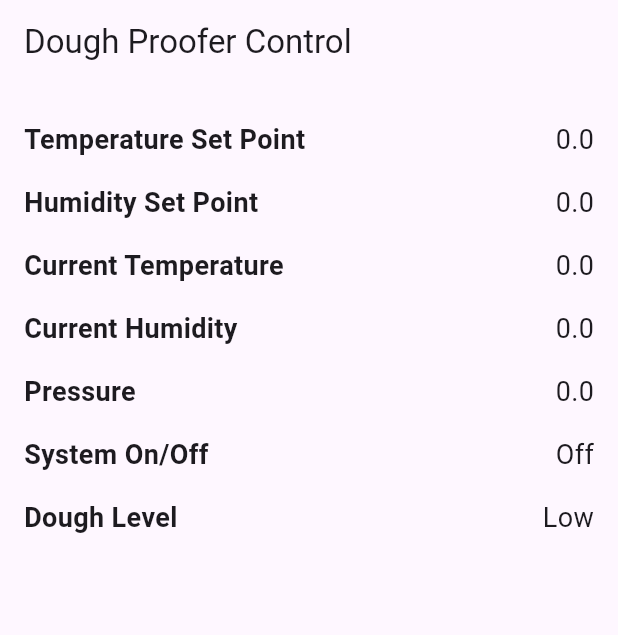
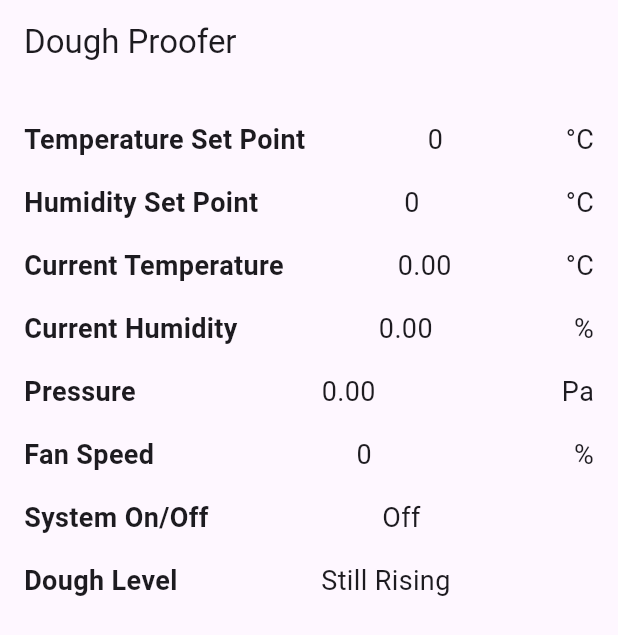
Before and after one commit to AllyTechEngineering/pi_support_app_ios, a Flutter app: the screen it shows after launch, on a phone screen of 412 x 824 dp. Shown: the top 635 px of the screen. Run offline on Flutter 3.47's test engine with Material 3 defaults, Android fonts, the phone set to English and light mode, and no system bars; our stand-ins replace equatable, flutter_bloc; network calls fail.

Commit message:
This commit is just before changing HomeScreen to add the sliders

```diff
--- a/lib/bloc/data_in_cubit/data_in_state.dart
+++ b/lib/bloc/data_in_cubit/data_in_state.dart
@@ -1,39 +1,43 @@
 import 'package:equatable/equatable.dart';
 
 class DataInState extends Equatable {
-  final double temperatureSetPoint;
-  final double humiditySetPoint;
+  final double setpointTemperature;
+  final double setpointHumidity;
   final double currentTemperature;
   final double currentHumidity;
-  final double pressure;
+  final double currentPressure;
+  final int fanSpeed;
   final bool systemOnOff;
   final bool doughLevel;
 
   const DataInState({
-    this.temperatureSetPoint = 0.0,
-    this.humiditySetPoint = 0.0,
+    this.setpointTemperature = 0.0,
+    this.setpointHumidity = 0.0,
     this.currentTemperature = 0.0,
     this.currentHumidity = 0.0,
-    this.pressure = 0.0,
+    this.currentPressure = 0.0,
+    this.fanSpeed = 0,
     this.systemOnOff = false,
     this.doughLevel = false,
   });
 
   DataInState copyWith({
-    double? temperatureSetPoint,
-    double? humiditySetPoint,
+    double? setpointTemperature,
+    double? setpointHumidity,
     double? currentTemperature,
     double? currentHumidity,
-    double? pressure,
+    double? currentPressure,
+    int? fanSpeed,
     bool? systemOnOff,
     bool? doughLevel,
   }) {
     return DataInState(
-      temperatureSetPoint: temperatureSetPoint ?? this.temperatureSetPoint,
-      humiditySetPoint: humiditySetPoint ?? this.humiditySetPoint,
+      setpointTemperature: setpointTemperature ?? this.setpointTemperature,
+      setpointHumidity: setpointHumidity ?? this.setpointHumidity,
       currentTemperature: currentTemperature ?? this.currentTemperature,
       currentHumidity: currentHumidity ?? this.currentHumidity,
-      pressure: pressure ?? this.pressure,
+      currentPressure: currentPressure ?? this.currentPressure,
+      fanSpeed: fanSpeed ?? this.fanSpeed,
       systemOnOff: systemOnOff ?? this.systemOnOff,
       doughLevel: doughLevel ?? this.doughLevel,
     );
@@ -41,17 +45,18 @@ class DataInState extends Equatable {
 
   @override
   List<Object> get props => [
-    temperatureSetPoint,
-    humiditySetPoint,
-    currentTemperature,
-    currentHumidity,
-    pressure,
-    systemOnOff,
-    doughLevel,
-  ];
+        setpointTemperature,
+        setpointHumidity,
+        currentTemperature,
+        currentHumidity,
+        currentPressure,
+        fanSpeed,
+        systemOnOff,
+        doughLevel,
+      ];
 
   @override
   String toString() {
-    return 'DataInState(temperatureSetPoint: $temperatureSetPoint, humiditySetPoint: $humiditySetPoint, currentTemperature: $currentTemperature, currentHumidity: $currentHumidity, pressure: $pressure, systemOnOff: $systemOnOff, doughLevel: $doughLevel)';
+    return 'DataInState(setpointTemperature,: $setpointTemperature,, setpointHumidity;: $setpointHumidity;, currentTemperature: $currentTemperature, currentHumidity: $currentHumidity, currentPressure: $currentPressure, fanSpeed: $fanSpeed, systemOnOff: $systemOnOff, doughLevel: $doughLevel)';
   }
 }
--- /dev/null
+++ b/lib/bloc/set_humidity_cubit/set_humidity_cubit.dart
@@ -0,0 +1,15 @@
+import 'package:flutter_bloc/flutter_bloc.dart';
+import '../repositories/data_repository.dart';
+import 'set_humidity_state.dart';
+
+class SetHumidityCubit extends Cubit<SetHumidityState> {
+  final DataRepository dataRepository;
+
+  SetHumidityCubit({required this.dataRepository})
+      : super(const SetHumidityState(setpointHumidity: 0.0));
+
+  void updateHumidity(double newHumidity) {
+    emit(state.copyWith(setpointHumidity: newHumidity));
+    dataRepository.sendPiData({'setpointHumidity': newHumidity});
+  }
+}
--- /dev/null
+++ b/lib/bloc/set_humidity_cubit/set_humidity_state.dart
@@ -0,0 +1,21 @@
+import 'package:equatable/equatable.dart';
+
+class SetHumidityState extends Equatable {
+  final double setpointHumidity;
+
+  const SetHumidityState({required this.setpointHumidity});
+
+  SetHumidityState copyWith({double? setpointHumidity}) {
+    return SetHumidityState(
+      setpointHumidity: setpointHumidity ?? this.setpointHumidity,
+    );
+  }
+
+  @override
+  List<Object> get props => [setpointHumidity];
+
+  @override
+  String toString() {
+    return 'SetHumidityState(setpointHumidity: $setpointHumidity)';
+  }
+}
--- /dev/null
+++ b/lib/bloc/set_temperature_cubit/set_temperature_cubit.dart
@@ -0,0 +1,15 @@
+import 'package:flutter_bloc/flutter_bloc.dart';
+import 'package:pi_app/bloc/repositories/data_repository.dart';
+import 'set_temperature_state.dart';
+
+class SetTemperatureCubit extends Cubit<SetTemperatureState> {
+  final DataRepository dataRepository;
+
+  SetTemperatureCubit({required this.dataRepository})
+      : super(const SetTemperatureState(setpointTemperature: 0.0));
+
+  void updateTemperature(double newTemperature) {
+    emit(state.copyWith(setpointTemperature: newTemperature));
+    dataRepository.sendPiData({'setpointTemperature': newTemperature});
+  }
+}
--- /dev/null
+++ b/lib/bloc/set_temperature_cubit/set_temperature_state.dart
@@ -0,0 +1,21 @@
+import 'package:equatable/equatable.dart';
+
+class SetTemperatureState extends Equatable {
+  final double setpointTemperature;
+
+  const SetTemperatureState({required this.setpointTemperature});
+
+  SetTemperatureState copyWith({double? setpointTemperature}) {
+    return SetTemperatureState(
+      setpointTemperature: setpointTemperature ?? this.setpointTemperature,
+    );
+  }
+
+  @override
+  List<Object> get props => [setpointTemperature];
+
+  @override
+  String toString() {
+    return 'SetTemperatureState(setpointTemperature: $setpointTemperature)';
+  }
+}
--- a/lib/main.dart
+++ b/lib/main.dart
@@ -1,15 +1,20 @@
 import 'package:flutter/material.dart';
 import 'package:flutter_bloc/flutter_bloc.dart';
 import 'package:pi_app/bloc/repositories/data_repository.dart';
+import 'package:pi_app/bloc/set_humidity_cubit/set_humidity_cubit.dart';
+import 'package:pi_app/bloc/set_temperature_cubit/set_temperature_cubit.dart';
 import 'services/http_service.dart';
 import 'bloc/data_in_cubit/data_in_cubit.dart';
 import 'screens/home_screen.dart';
 
 void main() {
-  final httpService = HttpService(raspberryPiIp: '192.168.1.202'); // Ensure correct Pi IP
-  final dataRepository = DataRepository(httpService: httpService); // ✅ Use DataRepository
+  final httpService =
+      HttpService(raspberryPiIp: '192.168.1.202'); // Ensure correct Pi IP
+  final dataRepository =
+      DataRepository(httpService: httpService); // ✅ Use DataRepository
 
-  debugPrint("🚀 Starting MyApp with Raspberry Pi at ${httpService.raspberryPiIp}");
+  debugPrint(
+      "🚀 Starting MyApp with Raspberry Pi at ${httpService.raspberryPiIp}");
 
   runApp(MyApp(dataRepository: dataRepository));
 }
@@ -24,8 +29,16 @@ class MyApp extends StatelessWidget {
     return MultiBlocProvider(
       providers: [
         BlocProvider<DataInCubit>(
-          create: (context) => DataInCubit(dataRepository: dataRepository), // ✅ Inject DataRepository
+          create: (context) => DataInCubit(
+              dataRepository: dataRepository), // ✅ Inject DataRepository
         ),
+        BlocProvider<SetTemperatureCubit>(
+          create: (context) => SetTemperatureCubit(
+              dataRepository: dataRepository), // ✅ Added SetTemperatureCubit
+        ),
+        BlocProvider<SetHumidityCubit>(
+            create: (context) => SetHumidityCubit(
+                dataRepository: dataRepository)), // ✅ Added SetHumidityCubit
       ],
       child: MaterialApp(
         debugShowCheckedModeBanner: false,
--- a/lib/screens/home_screen.dart
+++ b/lib/screens/home_screen.dart
@@ -10,7 +10,7 @@ class HomeScreen extends StatelessWidget {
   Widget build(BuildContext context) {
     return Scaffold(
       appBar: AppBar(
-        title: const Text('Dough Proofer Control'),
+        title: const Text('Dough Proofer'),
       ),
       body: Padding(
         padding: const EdgeInsets.all(16.0),
@@ -20,13 +20,21 @@ class HomeScreen extends StatelessWidget {
             return Column(
               crossAxisAlignment: CrossAxisAlignment.start,
               children: [
-                _buildDataTile('Temperature Set Point', state.temperatureSetPoint.toStringAsFixed(1)),
-                _buildDataTile('Humidity Set Point', state.humiditySetPoint.toStringAsFixed(1)),
-                _buildDataTile('Current Temperature', state.currentTemperature.toStringAsFixed(1)),
-                _buildDataTile('Current Humidity', state.currentHumidity.toStringAsFixed(1)),
-                _buildDataTile('Pressure', state.pressure.toStringAsFixed(1)),
-                _buildDataTile('System On/Off', state.systemOnOff ? 'On' : 'Off'),
-                _buildDataTile('Dough Level', state.doughLevel ? 'High' : 'Low'),
+                _buildDataTile('Temperature Set Point',
+                    state.setpointTemperature.toStringAsFixed(0), '°C'),
+                _buildDataTile('Humidity Set Point',
+                    state.setpointHumidity.toStringAsFixed(0), '°C'),
+                _buildDataTile('Current Temperature',
+                    state.currentTemperature.toStringAsFixed(2), '°C'),
+                _buildDataTile('Current Humidity',
+                    state.currentHumidity.toStringAsFixed(2), '%'),
+                _buildDataTile(
+                    'Pressure', state.currentPressure.toStringAsFixed(2), 'Pa'),
+                _buildDataTile('Fan Speed', state.fanSpeed.toString(), '%'),
+                _buildDataTile(
+                    'System On/Off', state.systemOnOff ? 'On' : 'Off', ''),
+                _buildDataTile('Dough Level',
+                    state.doughLevel ? 'Risen' : 'Still Rising', ''),
               ],
             );
           },
@@ -35,14 +43,17 @@ class HomeScreen extends StatelessWidget {
     );
   }
 
-  Widget _buildDataTile(String title, String value) {
+  Widget _buildDataTile(String title, String value, String unit) {
     return Padding(
       padding: const EdgeInsets.symmetric(vertical: 8.0),
       child: Row(
         mainAxisAlignment: MainAxisAlignment.spaceBetween,
         children: [
-          Text(title, style: const TextStyle(fontSize: 18, fontWeight: FontWeight.bold)),
+          Text(title,
+              style:
+                  const TextStyle(fontSize: 18, fontWeight: FontWeight.bold)),
           Text(value, style: const TextStyle(fontSize: 18)),
+          Text(unit, style: const TextStyle(fontSize: 18)),
         ],
       ),
     );
```
Also changed, not shown: lib/bloc/data_in_cubit/data_in_cubit.dart (+4 -4 lines), lib/widgets/humidity_slider.dart (added, +35 -0 lines), lib/widgets/temperature_slider.dart (added, +35 -0 lines).
